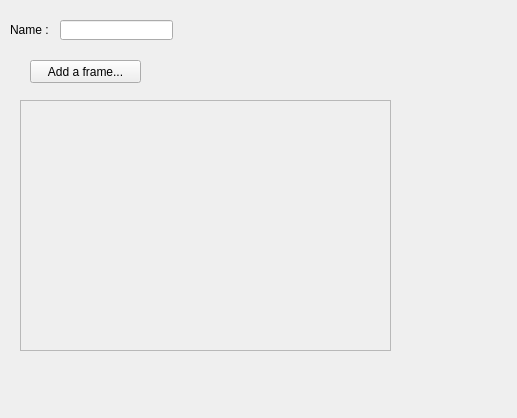
This is tools/sprite-editor/gui/sprite_widget.ui in jordsti/stigame as Qt 5 draws it before an edit. The edited form follows.
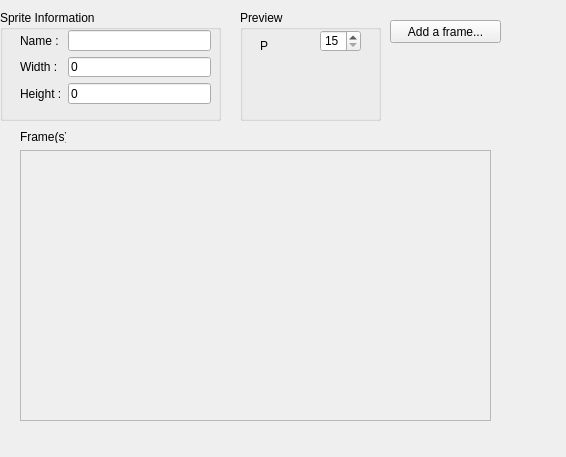
This is the edited form.

```diff
--- a/tools/sprite-editor/gui/sprite_widget.ui
+++ b/tools/sprite-editor/gui/sprite_widget.ui
@@ -6,8 +6,8 @@
    <rect>
     <x>0</x>
     <y>0</y>
-    <width>517</width>
-    <height>418</height>
+    <width>566</width>
+    <height>457</height>
    </rect>
   </property>
   <property name="windowTitle">
@@ -16,8 +16,8 @@
   <widget class="QPushButton" name="btn_add_frame">
    <property name="geometry">
     <rect>
-     <x>30</x>
-     <y>60</y>
+     <x>390</x>
+     <y>20</y>
      <width>111</width>
      <height>23</height>
     </rect>
@@ -30,9 +30,9 @@
    <property name="geometry">
     <rect>
      <x>20</x>
-     <y>100</y>
-     <width>371</width>
-     <height>251</height>
+     <y>150</y>
+     <width>471</width>
+     <height>271</height>
     </rect>
    </property>
    <property name="widgetResizable">
@@ -43,34 +43,129 @@
      <rect>
       <x>0</x>
       <y>0</y>
-      <width>369</width>
-      <height>249</height>
+      <width>469</width>
+      <height>269</height>
      </rect>
     </property>
    </widget>
   </widget>
-  <widget class="QLabel" name="lbl_name">
+  <widget class="QLabel" name="lbl_frames">
    <property name="geometry">
     <rect>
-     <x>10</x>
-     <y>20</y>
+     <x>20</x>
+     <y>130</y>
      <width>46</width>
-     <height>20</height>
+     <height>13</height>
     </rect>
    </property>
    <property name="text">
-    <string>Name :</string>
+    <string>Frame(s)</string>
    </property>
   </widget>
-  <widget class="QLineEdit" name="le_name">
+  <widget class="QGroupBox" name="gp_preview">
    <property name="geometry">
     <rect>
-     <x>60</x>
-     <y>20</y>
-     <width>113</width>
-     <height>20</height>
+     <x>240</x>
+     <y>10</y>
+     <width>141</width>
+     <height>111</height>
     </rect>
    </property>
+   <property name="title">
+    <string>Preview</string>
+   </property>
+   <widget class="QLabel" name="lbl_preview">
+    <property name="geometry">
+     <rect>
+      <x>20</x>
+      <y>20</y>
+      <width>31</width>
+      <height>31</height>
+     </rect>
+    </property>
+    <property name="text">
+     <string>P</string>
+    </property>
+   </widget>
+   <widget class="QSpinBox" name="sp_fps">
+    <property name="geometry">
+     <rect>
+      <x>80</x>
+      <y>20</y>
+      <width>41</width>
+      <height>22</height>
+     </rect>
+    </property>
+    <property name="minimum">
+     <number>15</number>
+    </property>
+    <property name="maximum">
+     <number>150</number>
+    </property>
+   </widget>
+  </widget>
+  <widget class="QGroupBox" name="gb_sprite">
+   <property name="geometry">
+    <rect>
+     <x>0</x>
+     <y>10</y>
+     <width>221</width>
+     <height>111</height>
+    </rect>
+   </property>
+   <property name="title">
+    <string>Sprite Information</string>
+   </property>
+   <widget class="QWidget" name="formLayoutWidget">
+    <property name="geometry">
+     <rect>
+      <x>20</x>
+      <y>20</y>
+      <width>191</width>
+      <height>74</height>
+     </rect>
+    </property>
+    <layout class="QFormLayout" name="formLayout">
+     <item row="0" column="0">
+      <widget class="QLabel" name="lbl_name">
+       <property name="text">
+        <string>Name :</string>
+       </property>
+      </widget>
+     </item>
+     <item row="0" column="1">
+      <widget class="QLineEdit" name="le_name"/>
+     </item>
+     <item row="1" column="0">
+      <widget class="QLabel" name="lbl_width">
+       <property name="text">
+        <string>Width :</string>
+       </property>
+      </widget>
+     </item>
+     <item row="1" column="1">
+      <widget class="QLineEdit" name="le_width">
+       <property name="text">
+        <string>0</string>
+       </property>
+      </widget>
+     </item>
+     <item row="2" column="0">
+      <widget class="QLabel" name="lbl_height">
+       <property name="text">
+        <string>Height :</string>
+       </property>
+      </widget>
+     </item>
+     <item row="2" column="1">
+      <widget class="QLineEdit" name="le_height">
+       <property name="text">
+        <string>0</string>
+       </property>
+      </widget>
+     </item>
+    </layout>
+   </widget>
   </widget>
  </widget>
  <resources/>
```
